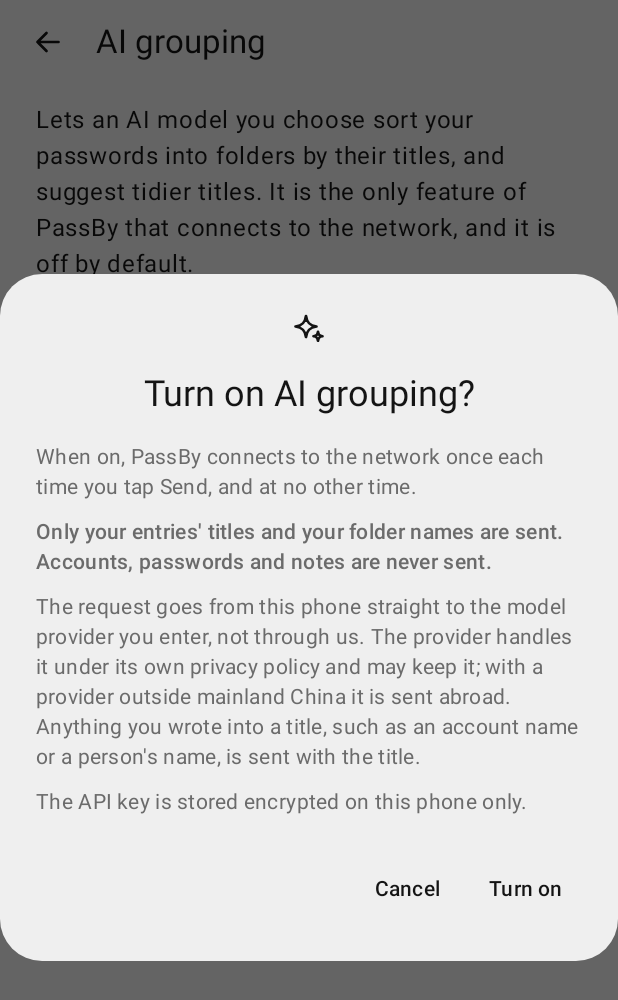
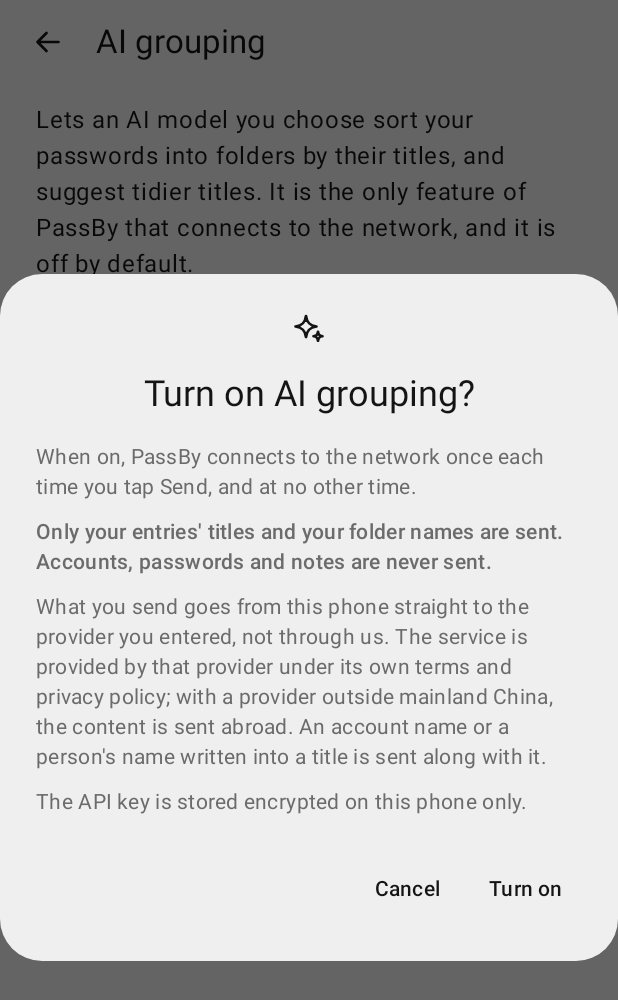
Before and after one commit to dozybot001/PassBy, an Android app built with Jetpack Compose: the composable AiScreen shown on its own in the app's theme, after a tap on "Turn on AI grouping", on a phone screen of 412 x 824 dp. Shown: the top 1000 px of the screen. Run offline under Robolectric (Android 15) with nearby library versions, the phone set to English and light mode, and no system bars; pictures from the network do not load.

Commit message:
Say in the app that AI grouping is the provider's service, not ours
The founder asked not to take on responsibility for a service the model
provider runs. Two notices follow the legal group's final wording: they
no longer introduce DeepSeek or say what it may do with the content.

Co-Authored-By: Claude Fable 5.2 <noreply@anthropic.com>

```diff
--- a/android/app/src/main/res/values/strings.xml
+++ b/android/app/src/main/res/values/strings.xml
@@ -210,7 +210,7 @@
     <string name="ai_model">Model name</string>
     <string name="ai_endpoint_error">The endpoint has to start with https://.</string>
     <string name="ai_host_changes">The provider\'s address has changed. Saving deletes the API key you entered, and you will need to enter one again.</string>
-    <string name="ai_provider_note">The default is DeepSeek, a service of the Chinese company DeepSeek; how it handles and stores what you send is set out in its privacy policy. You can enter any other provider with a compatible chat/completions endpoint; with a provider outside mainland China, your titles are sent abroad.</string>
+    <string name="ai_provider_note">The endpoint filled in by default is DeepSeek\'s; you can change it to any provider with a compatible chat/completions endpoint. The service is provided by that provider under its own terms and privacy policy; with a provider outside mainland China, your titles are sent abroad.</string>
     <string name="ai_save_provider">Save</string>
     <string name="ai_use_deepseek">Use the DeepSeek defaults</string>
     <string name="ai_key">API key</string>
@@ -222,7 +222,7 @@
     <string name="ai_turn_on_title">Turn on AI grouping?</string>
     <string name="ai_turn_on_network">When on, PassBy connects to the network once each time you tap Send, and at no other time.</string>
     <string name="ai_turn_on_sent">Only your entries\' titles and your folder names are sent. Accounts, passwords and notes are never sent.</string>
-    <string name="ai_turn_on_provider">The request goes from this phone straight to the model provider you enter, not through us. The provider handles it under its own privacy policy and may keep it; with a provider outside mainland China it is sent abroad. Anything you wrote into a title, such as an account name or a person\'s name, is sent with the title.</string>
+    <string name="ai_turn_on_provider">What you send goes from this phone straight to the provider you entered, not through us. The service is provided by that provider under its own terms and privacy policy; with a provider outside mainland China, the content is sent abroad. An account name or a person\'s name written into a title is sent along with it.</string>
     <string name="ai_turn_on_key">The API key is stored encrypted on this phone only.</string>
     <string name="ai_turn_on">Turn on</string>
     <string name="ai_turn_off_title">Turn off AI grouping?</string>
```
Also changed, not shown: 2 other files.
